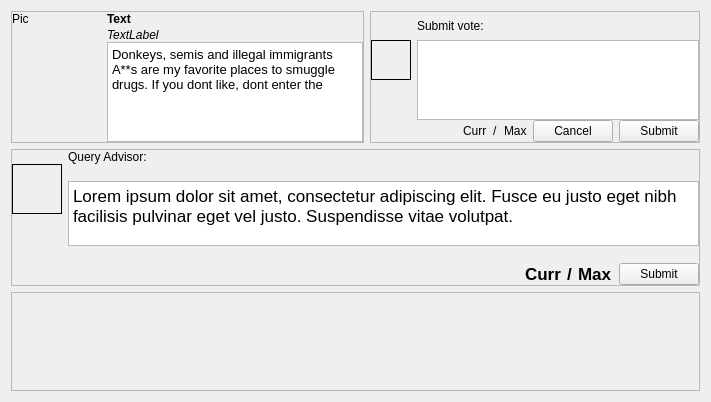
Qt form ui/AdvisorWindow.ui (ben-sangster/stance) before a commit.
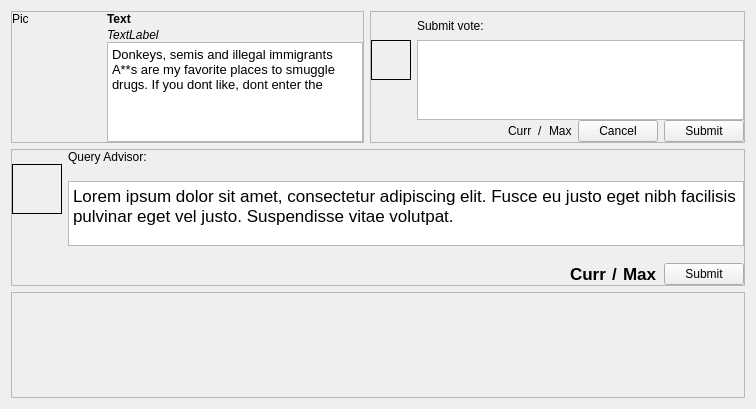
The same form after that commit.

Diff of the .ui file:
```diff
--- a/ui/AdvisorWindow.ui
+++ b/ui/AdvisorWindow.ui
@@ -6,8 +6,8 @@
    <rect>
     <x>0</x>
     <y>0</y>
-    <width>700</width>
-    <height>402</height>
+    <width>756</width>
+    <height>409</height>
    </rect>
   </property>
   <property name="sizePolicy">
@@ -548,7 +548,7 @@
       <item>
        <widget class="QScrollArea" name="scrollArea">
         <property name="sizePolicy">
-         <sizepolicy hsizetype="Expanding" vsizetype="Expanding">
+         <sizepolicy hsizetype="Expanding" vsizetype="MinimumExpanding">
           <horstretch>0</horstretch>
           <verstretch>0</verstretch>
          </sizepolicy>
@@ -561,7 +561,7 @@
           <rect>
            <x>0</x>
            <y>0</y>
-           <width>674</width>
+           <width>730</width>
            <height>76</height>
           </rect>
          </property>
```
